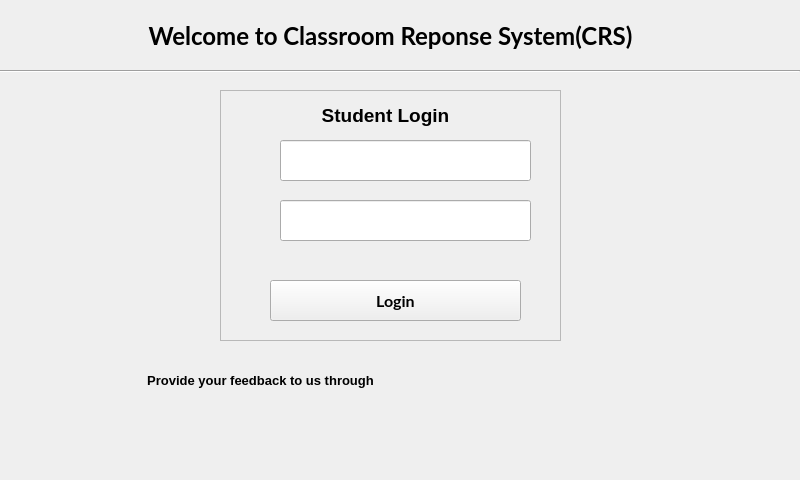
The window that Client/Login.ui (Shivakishore14/VCRS) describes before a commit, drawn with Qt 5.
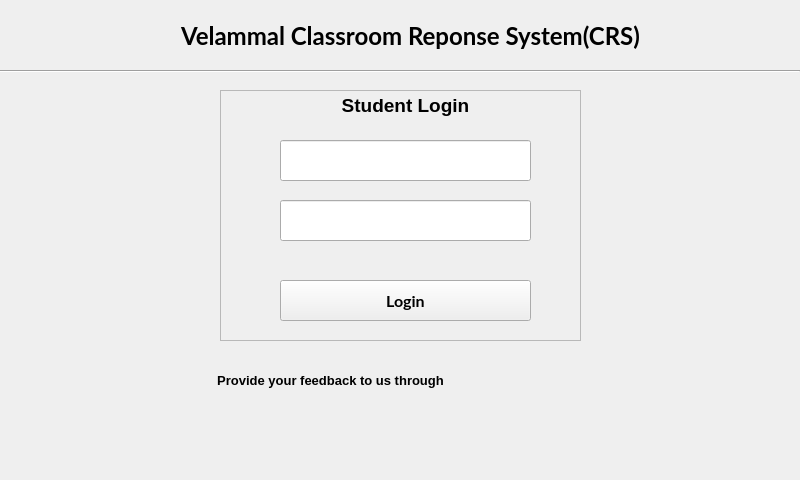
The same window after the commit.

```diff
--- a/Client/Login.ui
+++ b/Client/Login.ui
@@ -17,7 +17,7 @@
    <widget class="QLabel" name="label">
     <property name="geometry">
      <rect>
-      <x>70</x>
+      <x>90</x>
       <y>10</y>
       <width>641</width>
       <height>51</height>
@@ -32,7 +32,7 @@
      </font>
     </property>
     <property name="text">
-     <string>Welcome to Classroom Reponse System(CRS)</string>
+     <string>Velammal Classroom Reponse System(CRS)</string>
     </property>
     <property name="alignment">
      <set>Qt::AlignCenter</set>
@@ -56,7 +56,7 @@
      <rect>
       <x>220</x>
       <y>90</y>
-      <width>341</width>
+      <width>361</width>
       <height>251</height>
      </rect>
     </property>
@@ -72,13 +72,13 @@
      <enum>QFrame::StyledPanel</enum>
     </property>
     <property name="frameShadow">
-     <enum>QFrame::Raised</enum>
+     <enum>QFrame::Plain</enum>
     </property>
     <widget class="QLabel" name="label_2">
      <property name="geometry">
       <rect>
-       <x>70</x>
-       <y>10</y>
+       <x>90</x>
+       <y>0</y>
        <width>191</width>
        <height>31</height>
       </rect>
@@ -145,7 +145,7 @@
     <widget class="QPushButton" name="pushButton">
      <property name="geometry">
       <rect>
-       <x>50</x>
+       <x>60</x>
        <y>190</y>
        <width>251</width>
        <height>41</height>
@@ -224,7 +224,7 @@
    <widget class="QLabel" name="label_11">
     <property name="geometry">
      <rect>
-      <x>130</x>
+      <x>200</x>
       <y>370</y>
       <width>261</width>
       <height>20</height>
@@ -247,7 +247,7 @@
    <widget class="QLabel" name="label_12">
     <property name="geometry">
      <rect>
-      <x>400</x>
+      <x>460</x>
       <y>360</y>
       <width>31</width>
       <height>31</height>
@@ -260,7 +260,7 @@
    <widget class="QLabel" name="label_13">
     <property name="geometry">
      <rect>
-      <x>450</x>
+      <x>510</x>
       <y>360</y>
       <width>31</width>
       <height>31</height>
@@ -273,7 +273,7 @@
    <widget class="QLabel" name="label_14">
     <property name="geometry">
      <rect>
-      <x>500</x>
+      <x>560</x>
       <y>360</y>
       <width>31</width>
       <height>31</height>
```
